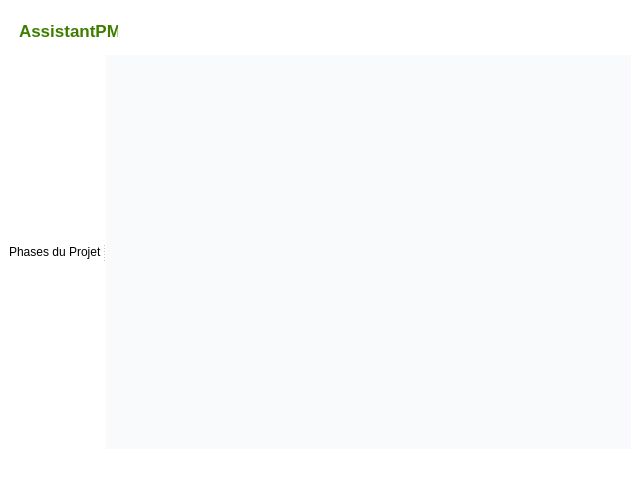
Above: templates/main.ui from pat13310/AssistantPM before the change. Below: the same form after it.
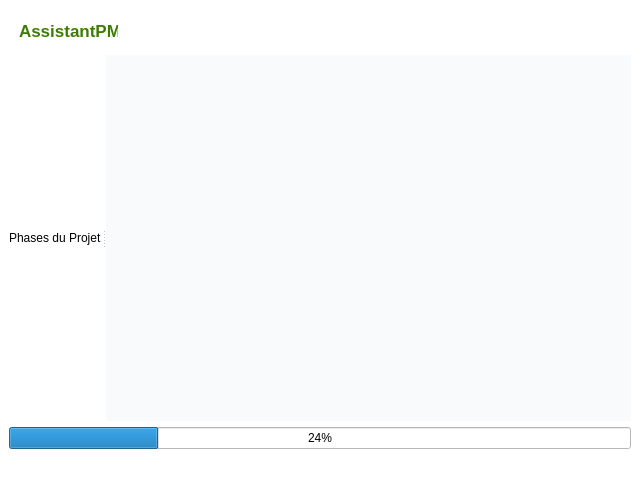
That is the form after the change.

What changed in the file:
```diff
--- a/templates/main.ui
+++ b/templates/main.ui
@@ -111,6 +111,13 @@
       </widget>
      </widget>
     </item>
+    <item>
+     <widget class="QProgressBar" name="progressBar">
+      <property name="value">
+       <number>24</number>
+      </property>
+     </widget>
+    </item>
    </layout>
   </widget>
   <widget class="QMenuBar" name="menubar">
```
